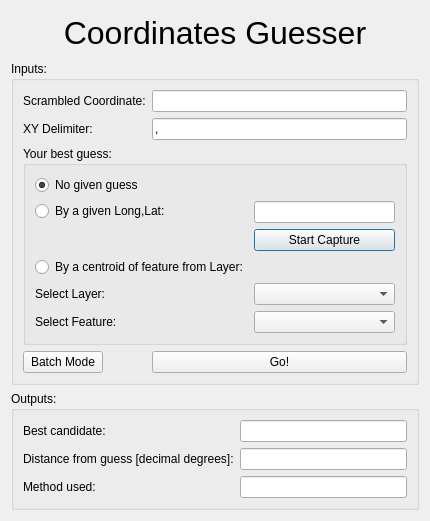
First picture: the form in CoordGuesser_dialog_base.ui, repository jicrbuh/CoordinateGuesser, before the edit.
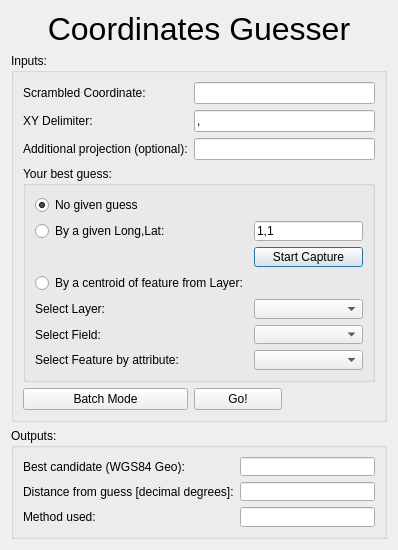
Second picture: the form after the edit.

What changed in the file:
```diff
--- a/CoordGuesser_dialog_base.ui
+++ b/CoordGuesser_dialog_base.ui
@@ -6,20 +6,20 @@
    <rect>
     <x>0</x>
     <y>0</y>
-    <width>430</width>
-    <height>521</height>
+    <width>397</width>
+    <height>550</height>
    </rect>
   </property>
   <property name="minimumSize">
    <size>
     <width>0</width>
-    <height>500</height>
+    <height>550</height>
    </size>
   </property>
   <property name="maximumSize">
    <size>
     <width>16777215</width>
-    <height>569</height>
+    <height>550</height>
    </size>
   </property>
   <property name="windowTitle">
@@ -31,8 +31,35 @@
      <property name="title">
       <string>Inputs:</string>
      </property>
-     <layout class="QFormLayout" name="formLayout_2">
-      <item row="2" column="0" colspan="2">
+     <layout class="QGridLayout" name="gridLayout_2">
+      <item row="0" column="0">
+       <widget class="QLabel" name="label_6">
+        <property name="toolTip">
+         <string>&lt;html&gt;&lt;head/&gt;&lt;body&gt;&lt;p&gt;For example: 34.121,32.1&lt;/p&gt;&lt;/body&gt;&lt;/html&gt;</string>
+        </property>
+        <property name="text">
+         <string>Scrambled Coordinate:</string>
+        </property>
+       </widget>
+      </item>
+      <item row="1" column="0">
+       <widget class="QLabel" name="label_5">
+        <property name="text">
+         <string>XY Delimiter:</string>
+        </property>
+       </widget>
+      </item>
+      <item row="2" column="0">
+       <widget class="QLabel" name="label_10">
+        <property name="toolTip">
+         <string>&lt;html&gt;&lt;head/&gt;&lt;body&gt;&lt;p&gt;A valid PROJ.4 string (e.g. &lt;span style=&quot; font-style:italic;&quot;&gt;+proj=longlat +datum=WGS84 +no_defs&lt;/span&gt;) or a utm zone (e.g. &lt;span style=&quot; font-style:italic;&quot;&gt;60&lt;/span&gt;)&lt;/p&gt;&lt;/body&gt;&lt;/html&gt;</string>
+        </property>
+        <property name="text">
+         <string>Additional projection (optional):</string>
+        </property>
+       </widget>
+      </item>
+      <item row="3" column="0" colspan="3">
        <widget class="QGroupBox" name="groupBox">
         <property name="title">
          <string>Your best guess:</string>
@@ -59,7 +86,11 @@
           </widget>
          </item>
          <item row="1" column="1">
-          <widget class="QLineEdit" name="lineEdit_latLong"/>
+          <widget class="QLineEdit" name="lineEdit_latLong">
+           <property name="text">
+            <string>1,1</string>
+           </property>
+          </widget>
          </item>
          <item row="2" column="1">
           <widget class="QPushButton" name="pushButton_Capture">
@@ -82,6 +113,13 @@
            </property>
           </widget>
          </item>
+         <item row="9" column="0">
+          <widget class="QLabel" name="labelSelectLayer">
+           <property name="text">
+            <string>Select Field:</string>
+           </property>
+          </widget>
+         </item>
          <item row="8" column="1">
           <widget class="QComboBox" name="selectLayerComboBox">
            <property name="sizePolicy">
@@ -92,14 +130,14 @@
            </property>
           </widget>
          </item>
-         <item row="9" column="0">
+         <item row="10" column="0">
           <widget class="QLabel" name="labelSelectLayer_4">
            <property name="text">
-            <string>Select Feature:</string>
+            <string>Select Feature by attribute:</string>
            </property>
           </widget>
          </item>
-         <item row="9" column="1">
+         <item row="10" column="1">
           <widget class="QComboBox" name="selectFeatureComboBox">
            <property name="sizePolicy">
             <sizepolicy hsizetype="MinimumExpanding" vsizetype="Fixed">
@@ -109,55 +147,74 @@
            </property>
           </widget>
          </item>
+         <item row="9" column="1">
+          <widget class="QComboBox" name="selectFieldComboBox">
+           <property name="sizePolicy">
+            <sizepolicy hsizetype="MinimumExpanding" vsizetype="Fixed">
+             <horstretch>0</horstretch>
+             <verstretch>0</verstretch>
+            </sizepolicy>
+           </property>
+          </widget>
+         </item>
         </layout>
        </widget>
       </item>
-      <item row="0" column="0">
-       <widget class="QLabel" name="label_6">
-        <property name="toolTip">
-         <string>&lt;html&gt;&lt;head/&gt;&lt;body&gt;&lt;p&gt;For example: 34.121,32.1&lt;/p&gt;&lt;/body&gt;&lt;/html&gt;</string>
-        </property>
-        <property name="text">
-         <string>Scrambled Coordinate:</string>
-        </property>
-       </widget>
-      </item>
-      <item row="0" column="1">
-       <widget class="QLineEdit" name="scrambled"/>
-      </item>
-      <item row="1" column="0">
-       <widget class="QLabel" name="label_5">
-        <property name="text">
-         <string>XY Delimiter:</string>
-        </property>
-       </widget>
-      </item>
-      <item row="1" column="1">
-       <widget class="QLineEdit" name="xydelim">
-        <property name="text">
-         <string>,</string>
-        </property>
-       </widget>
-      </item>
-      <item row="3" column="1">
-       <widget class="QPushButton" name="pushButton_Go">
-        <property name="text">
-         <string>Go!</string>
-        </property>
-       </widget>
-      </item>
-      <item row="3" column="0">
+      <item row="4" column="0">
        <widget class="QPushButton" name="pushButton_Batch">
         <property name="text">
          <string>Batch Mode</string>
         </property>
        </widget>
       </item>
+      <item row="4" column="1">
+       <widget class="QPushButton" name="pushButton_Go">
+        <property name="text">
+         <string>Go!</string>
+        </property>
+       </widget>
+      </item>
+      <item row="2" column="1" colspan="2">
+       <widget class="QLineEdit" name="LineEdit_addProj">
+        <property name="toolTip">
+         <string>&lt;html&gt;&lt;head/&gt;&lt;body&gt;&lt;p&gt;A valid PROJ.4 string (e.g. &lt;span style=&quot; font-style:italic;&quot;&gt;+proj=longlat +datum=WGS84 +no_defs&lt;/span&gt;) or a utm zone (e.g. &lt;span style=&quot; font-style:italic;&quot;&gt;60&lt;/span&gt;)&lt;/p&gt;&lt;/body&gt;&lt;/html&gt;</string>
+        </property>
+        <property name="text">
+         <string/>
+        </property>
+       </widget>
+      </item>
+      <item row="1" column="1" colspan="2">
+       <widget class="QLineEdit" name="xydelim">
+        <property name="text">
+         <string>,</string>
+        </property>
+       </widget>
+      </item>
+      <item row="0" column="1" colspan="2">
+       <widget class="QLineEdit" name="scrambled">
+        <property name="text">
+         <string/>
+        </property>
+       </widget>
+      </item>
      </layout>
     </widget>
    </item>
    <item row="2" column="0">
     <widget class="QGroupBox" name="groupBox_outputs">
+     <property name="minimumSize">
+      <size>
+       <width>376</width>
+       <height>111</height>
+      </size>
+     </property>
+     <property name="maximumSize">
+      <size>
+       <width>16777215</width>
+       <height>111</height>
+      </size>
+     </property>
      <property name="title">
       <string>Outputs:</string>
      </property>
@@ -165,7 +222,7 @@
       <item row="1" column="0">
        <widget class="QLabel" name="label_7">
         <property name="text">
-         <string>Best candidate:</string>
+         <string>Best candidate (WGS84 Geo):</string>
         </property>
        </widget>
       </item>
@@ -197,6 +254,12 @@
    </item>
    <item row="0" column="0">
     <widget class="QLabel" name="label_title">
+     <property name="maximumSize">
+      <size>
+       <width>16777215</width>
+       <height>39</height>
+      </size>
+     </property>
      <property name="font">
       <font>
        <pointsize>24</pointsize>
```
